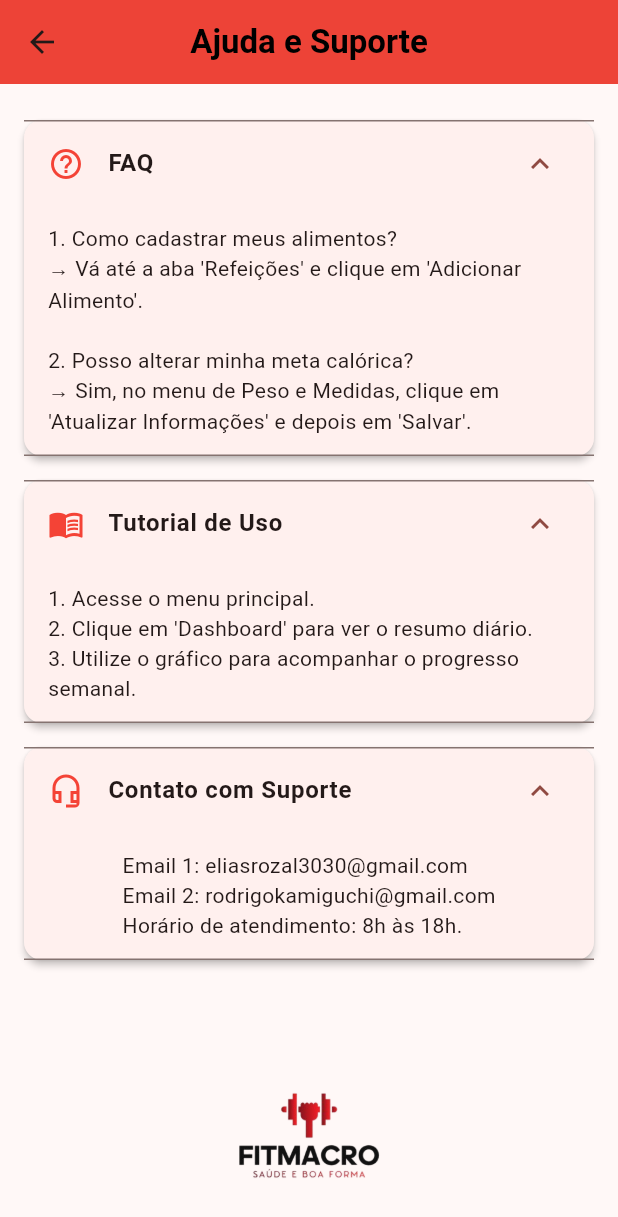
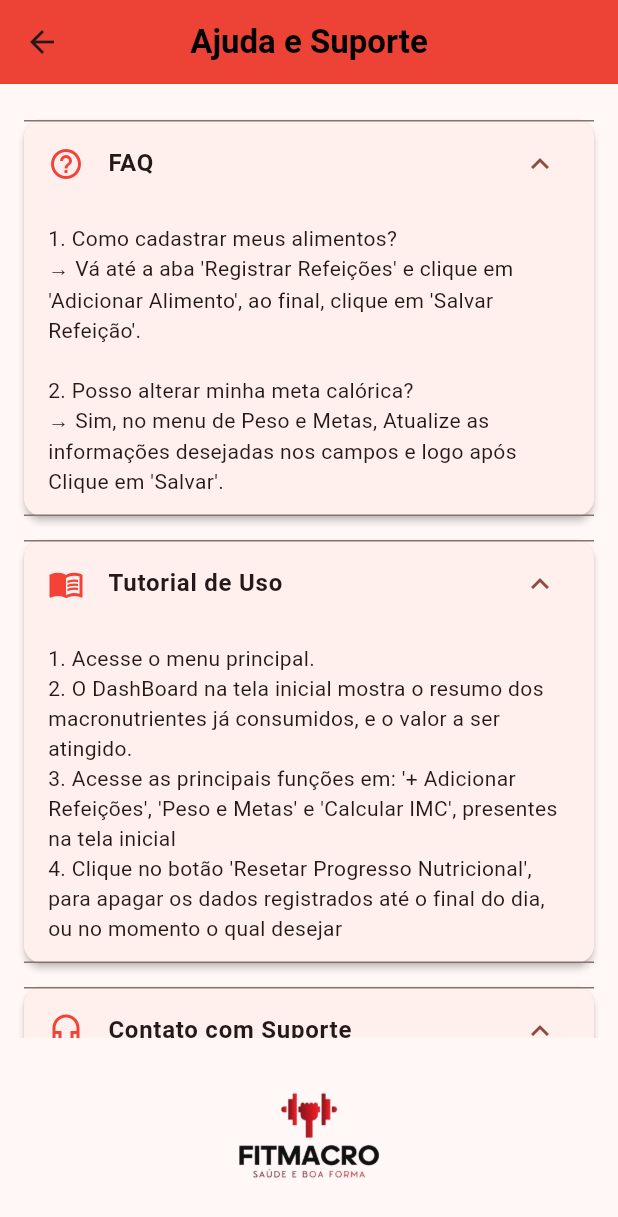
Before and after one commit to Elias-RDC/Fit_Macro-project, a Flutter app: the AjudaSuporteScreen screen opened directly, after a tap on "FAQ", after a tap on "Tutorial de Uso", after a tap on "Contato com Suporte", on a phone screen of 412 x 824 dp. Shown: the top 1217 px of the screen. Run offline on Flutter 3.47's test engine with Material 3 defaults, Android fonts, the phone set to English and light mode, and no system bars; our stand-ins replace google_fonts, percent_indicator, sqflite; accounts and stored records are empty.

Commit message:
Update suporte.dart

```diff
--- a/lib/suporte.dart
+++ b/lib/suporte.dart
@@ -14,9 +14,9 @@ class _AjudaSuporteScreenState extends State<AjudaSuporteScreen> {
       icon: Icons.help_outline,
       body: const Text(
         "1. Como cadastrar meus alimentos?\n"
-            "→ Vá até a aba 'Refeições' e clique em 'Adicionar Alimento'.\n\n"
+            "→ Vá até a aba 'Registrar Refeições' e clique em 'Adicionar Alimento', ao final, clique em 'Salvar Refeição'.\n\n"
             "2. Posso alterar minha meta calórica?\n"
-            "→ Sim, no menu de Peso e Medidas, clique em 'Atualizar Informações' e depois em 'Salvar'.",
+            "→ Sim, no menu de Peso e Metas, Atualize as informações desejadas nos campos e logo após Clique em 'Salvar'.",
         style: TextStyle(fontSize: 14),
       ),
     ),
@@ -25,8 +25,9 @@ class _AjudaSuporteScreenState extends State<AjudaSuporteScreen> {
       icon: Icons.menu_book_outlined,
       body: const Text(
         "1. Acesse o menu principal.\n"
-            "2. Clique em 'Dashboard' para ver o resumo diário.\n"
-            "3. Utilize o gráfico para acompanhar o progresso semanal.",
+            "2. O DashBoard na tela inicial mostra o resumo dos macronutrientes já consumidos, e o valor a ser atingido.\n"
+            "3. Acesse as principais funções em: '+ Adicionar Refeições', 'Peso e Metas' e 'Calcular IMC', presentes na tela inicial\n"
+            "4. Clique no botão 'Resetar Progresso Nutricional', para apagar os dados registrados até o final do dia, ou no momento o qual desejar",
         style: TextStyle(fontSize: 14),
       ),
     ),
@@ -34,8 +35,7 @@ class _AjudaSuporteScreenState extends State<AjudaSuporteScreen> {
       header: "Contato com Suporte",
       icon: Icons.headset_mic_outlined,
       body: const Text(
-        "Email 1: eliasrozal3030@gmail.com\n"
-            "Email 2: rodrigokamiguchi@gmail.com\n"
+        "Email para suporte: eliasrozal3030@gmail.com\n"
             "Horário de atendimento: 8h às 18h.",
         style: TextStyle(fontSize: 14),
       ),
```
